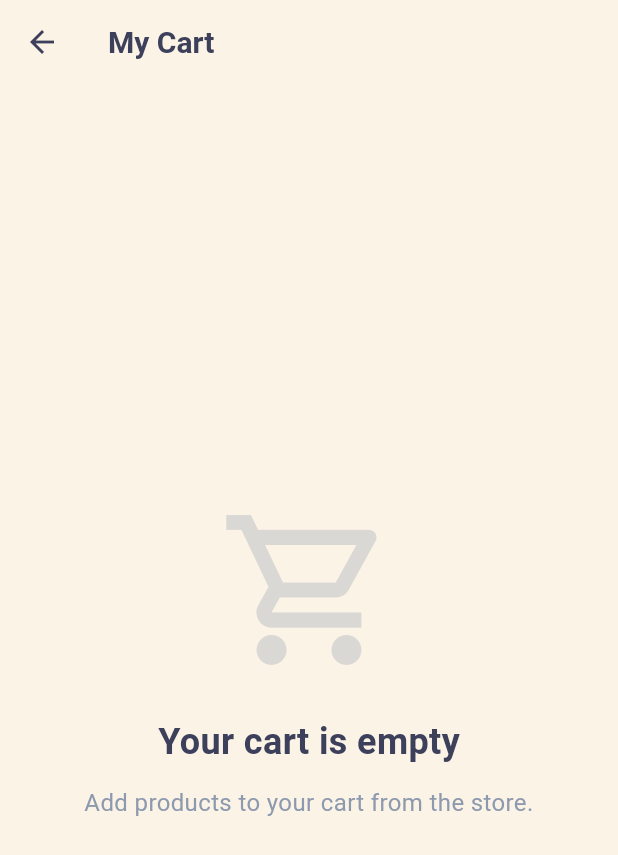
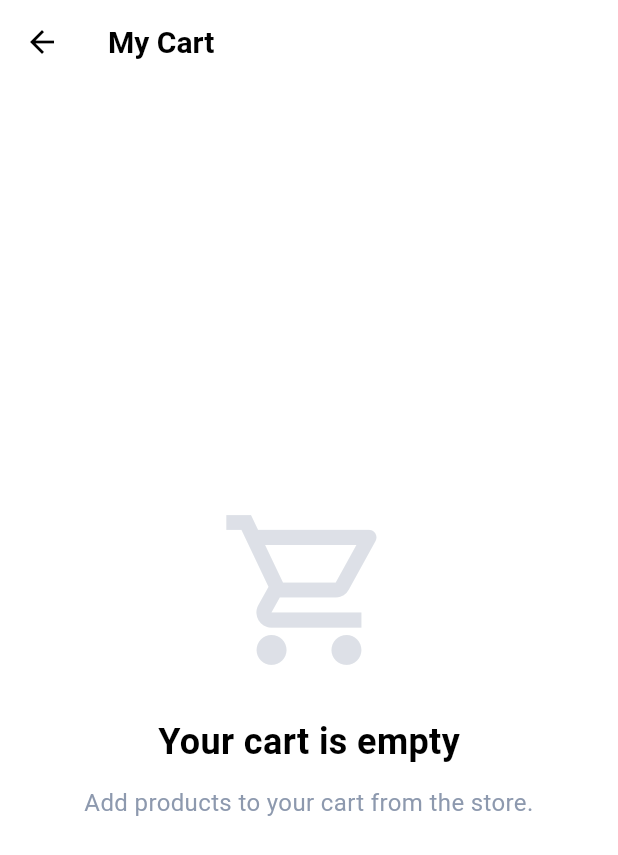
Before and after one commit to Fendyra/124230010-Responsi-Prak-Mobile, a Flutter app: the CartPage screen opened directly, on a phone screen of 412 x 824 dp. Shown: the top 855 px of the screen. Run offline on Flutter 3.47's test engine with Material 3 defaults, Android fonts, the phone set to English and light mode, and no system bars; our stand-ins replace hive_flutter, image_picker, shared_preferences; accounts and stored records are empty; Roboto replaces fonts that are missing (Poppins).

Commit message:
Update Theme

```diff
--- a/lib/theme.dart
+++ b/lib/theme.dart
@@ -1,9 +1,9 @@
 import 'package:flutter/material.dart';
 
 class ChamberColor {
-  static const Color background = Color(0xFFFBF3E6);
+  static const Color background = Color.fromARGB(255, 255, 255, 255);
   static const Color surface = Color(0xFFFFFFFF);
-  static const Color primary = Color(0xFF3D405B);
+  static const Color primary = Color.fromARGB(255, 0, 0, 0);
   static const Color secondary = Color(0xFFA9E4F7);
   static const Color accent = Color(0xFFFDEB93);
   static const Color text = Color(0xFF3D405B);
```
